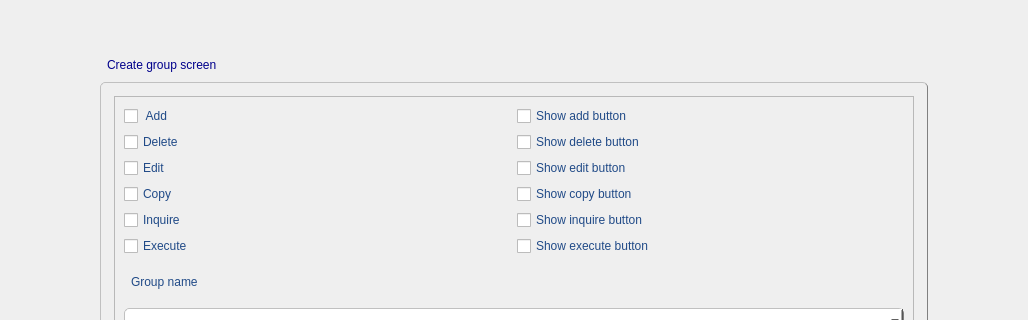
Old version of the form Builder/Builder/creategroupscreenform.ui in the repository Rork96/QtProjects; both pictures show x 0 to 1028 and y 0 to 320 of the 1028 by 686 pixel window.
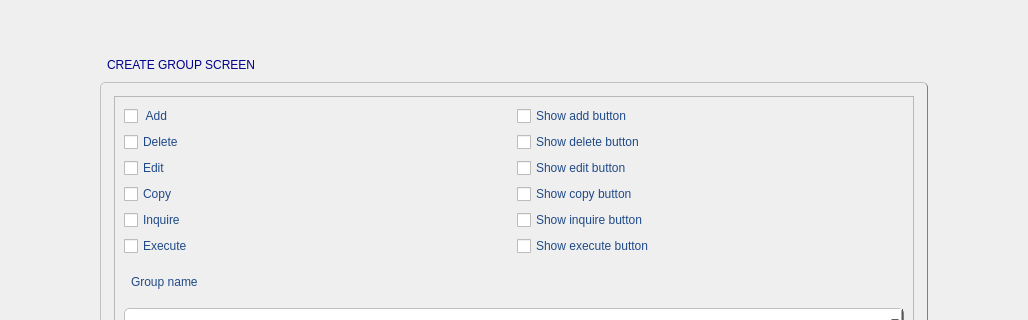
New version of the form.

Patch:
```diff
--- a/Builder/Builder/creategroupscreenform.ui
+++ b/Builder/Builder/creategroupscreenform.ui
@@ -385,7 +385,7 @@
               }</string>
      </property>
      <property name="text">
-      <string>Create group screen</string>
+      <string>CREATE GROUP SCREEN</string>
      </property>
     </widget>
    </item>
```
